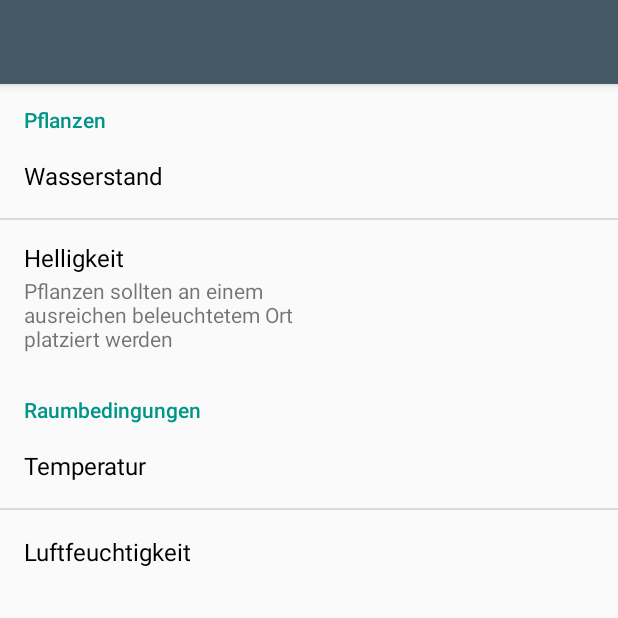
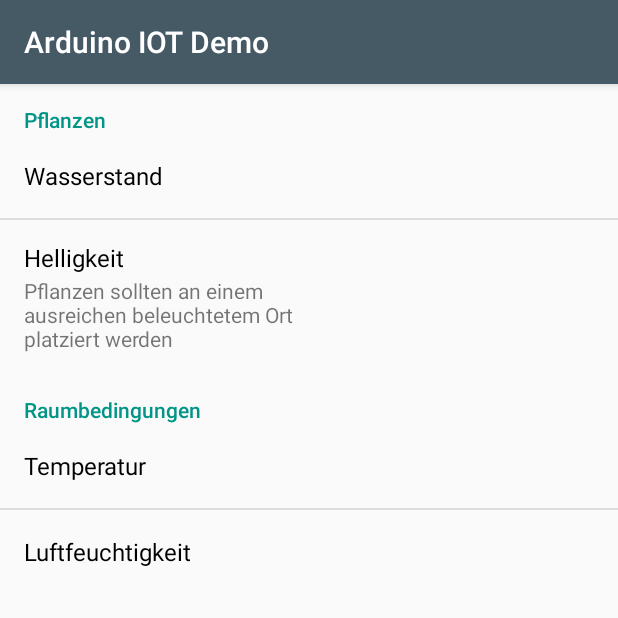
Before and after one commit to Florianisme/ArduinoIOT, an Android app: the screen it shows after launch (MainActivity), on a phone screen of 412 x 824 dp, the top half of it. Run offline under Robolectric (Android 15) with nearby library versions, the phone set to English and light mode, and no system bars; our stand-ins replace ButterKnife, Firebase (no records; nobody signed in at launch, a user with empty details on screens opened directly).

Commit message:
multiple code additions

```diff
--- a/app/src/main/java/com/florianisme/arduinoiot/MainActivity.java
+++ b/app/src/main/java/com/florianisme/arduinoiot/MainActivity.java
@@ -28,7 +28,7 @@ public class MainActivity extends AppCompatActivity {
     @BindView(R.id.plant_water_level)
     TextView plantWaterLevel;
     @BindView(R.id.room_temperature)
-    TextView roomTemparature;
+    TextView roomTemperature;
     @BindView(R.id.room_humidity)
     TextView roomHumidity;
 
@@ -37,6 +37,9 @@ public class MainActivity extends AppCompatActivity {
 
     FirebaseDatabase firebaseDatabase;
 
+    /*
+        called when the Activity is started, instantiates objects, binds views and starts the database logic
+     */
     @Override
     protected void onCreate(@Nullable Bundle savedInstanceState) {
         super.onCreate(savedInstanceState);
@@ -57,21 +60,35 @@ public class MainActivity extends AppCompatActivity {
         });
     }
 
+    /*
+        used to reload data from the database, calls the downloading method for each TextView in our layout
+     */
     private void reloadData() {
+        setDataFromDatabase("plant_brightness", plantBrightness);
+        setDataFromDatabase("plant_water_level", plantWaterLevel);
+        setDataFromDatabase("room_temperature", roomTemperature);
+        setDataFromDatabase("room_humidity", roomHumidity);
+    }
+
+    /*
+        Reads data from the specified childName from the database and sets it as the textField's value
+     */
+    private void setDataFromDatabase(String childName, final TextView textField) {
         // this adds a listener to the specified child in the database and runs an asynchronous task in the background,
         // downloading the data and putting it into a DataSnapshot object
-        firebaseDatabase.getReference().child("brightness").addListenerForSingleValueEvent(new ValueEventListener() {
+        firebaseDatabase.getReference().child(childName).addListenerForSingleValueEvent(new ValueEventListener() {
             @Override
             public void onDataChange(DataSnapshot dataSnapshot) {
                 // Task succeeded
                 Log.d(TAG, "Task succeeded");
-                plantBrightness.setText((String) dataSnapshot.getValue());
+                textField.setText((String) dataSnapshot.getValue());
             }
 
             @Override
             public void onCancelled(DatabaseError databaseError) {
                 // Task failed
                 Log.d(TAG, "Task failed with error message: " + databaseError.getMessage());
+                textField.setText("Error");
             }
         });
     }
--- a/app/src/main/res/layout/activity_main.xml
+++ b/app/src/main/res/layout/activity_main.xml
@@ -5,17 +5,6 @@
     android:layout_height="match_parent"
     tools:ignore="RelativeOverlap,ContentDescription"
     android:orientation="vertical">
-
-    <android.support.v7.widget.Toolbar
-        xmlns:app="http://schemas.android.com/apk/res-auto"
-        android:id="@+id/settings_toolbar"
-        android:layout_width="match_parent"
-        android:layout_height="wrap_content"
-        android:background="@color/primary"
-        android:elevation="4dp"
-        android:minHeight="?attr/actionBarSize"
-        android:theme="@style/ThemeOverlay.AppCompat.Dark.ActionBar"
-        app:popupTheme="@style/ThemeOverlay.AppCompat.Dark" />
 
     <android.support.v4.widget.SwipeRefreshLayout
         android:id="@+id/main_swipe_refresh"
--- a/app/src/main/res/values/styles.xml
+++ b/app/src/main/res/values/styles.xml
@@ -1,8 +1,9 @@
 <?xml version="1.0" encoding="utf-8"?>
 <resources>
 
-    <style name="ActivityBase" parent="Theme.AppCompat.Light.NoActionBar">
+    <style name="ActivityBase" parent="Theme.AppCompat.Light.DarkActionBar">
         <item name="colorPrimaryDark">@color/primary_dark</item>
+        <item name="colorPrimary">@color/primary</item>
     </style>
 
 </resources>
```
